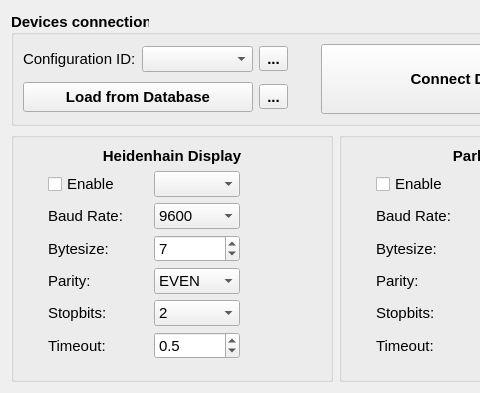
First picture: the form in deltabench/gui/ui/connectionwidget.ui, repository lnls-ima/delta-assembly-bench, before the edit; both pictures show x 0 to 480 and y 0 to 393 of the 1000 by 393 pixel window.
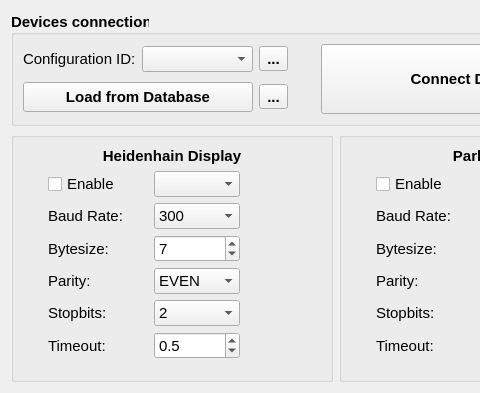
Second picture: the form after the edit. Icons and pictures are not drawn.

Patch:
```diff
--- a/deltabench/gui/ui/connectionwidget.ui
+++ b/deltabench/gui/ui/connectionwidget.ui
@@ -244,7 +244,7 @@
            </sizepolicy>
           </property>
           <property name="currentIndex">
-           <number>5</number>
+           <number>0</number>
           </property>
           <item>
            <property name="text">
```
Left out of the diff: 15 changed lines with no effect on the pictures.
